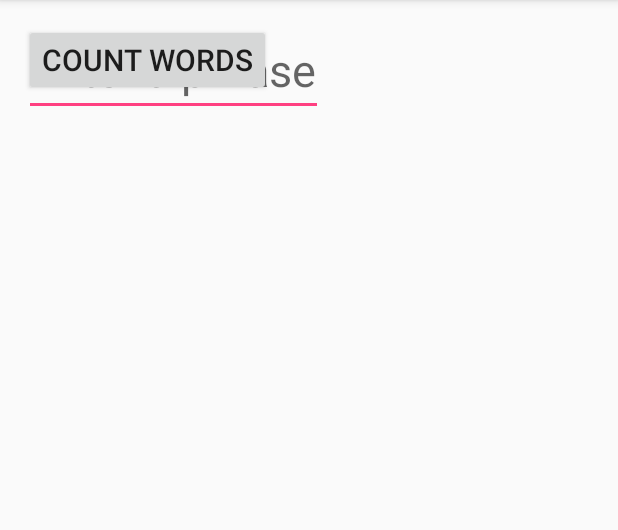
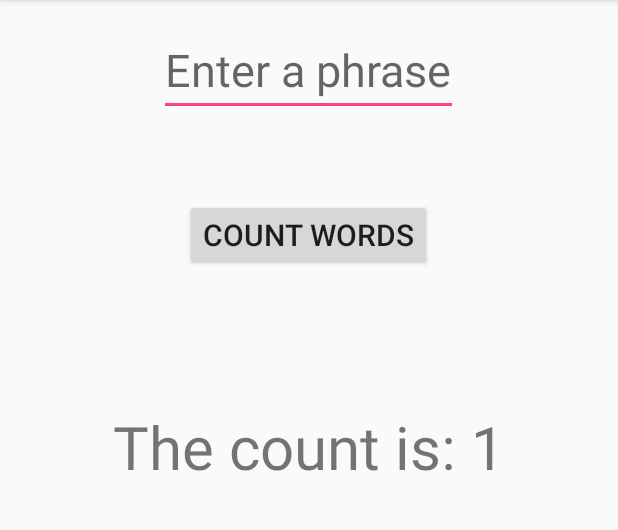
Before and after one commit to SlamDunc34/WordCounterAndroid, an Android app: the screen it shows after launch (WordCountActivity), after a tap on "COUNT WORDS", on a phone screen of 412 x 824 dp, the part 84-614 px from its top. Run offline under Robolectric (Android 15) with nearby library versions, the phone set to English and light mode, and no system bars.

Commit message:
added tests, wordcount class and methods

```diff
--- /dev/null
+++ b/app/src/main/java/example/codeclan/com/wordcounter/WordCount.java
@@ -0,0 +1,15 @@
+package example.codeclan.com.wordcounter;
+
+/**
+ * Created by user on 18/04/2017.
+ */
+
+public class WordCount {
+    public static int countWords(String words){
+        //if s was hello world
+        String[] array = words.split(" ");
+        //array would be [hello, world]
+        //array would be [hello, world, my, name, is, darren]
+        return array.length;
+    }
+}
--- a/app/src/main/java/example/codeclan/com/wordcounter/WordCountActivity.java
+++ b/app/src/main/java/example/codeclan/com/wordcounter/WordCountActivity.java
@@ -2,6 +2,7 @@ package example.codeclan.com.wordcounter;
 
 import android.support.v7.app.AppCompatActivity;
 import android.os.Bundle;
+import android.view.View;
 import android.widget.Button;
 import android.widget.EditText;
 import android.widget.TextView;
@@ -9,7 +10,7 @@ import android.widget.TextView;
 public class WordCountActivity extends AppCompatActivity {
 
     private EditText enterEditText;
-
+    private TextView textView;
     private Button countWordsButton;
 
 
@@ -18,8 +19,17 @@ public class WordCountActivity extends AppCompatActivity {
         super.onCreate(savedInstanceState);
         setContentView(R.layout.activity_word_count);
 
-        enterEditText = (EditText) findViewById(R.id.enter_text);
+        enterEditText = (EditText) findViewById(R.id.phrase);
+        textView = (TextView) findViewById(R.id.word_count);
 
     }
 
+    public void onButtonClicked(View view) {
+        String sentence = enterEditText.getText().toString();
+        int count =  WordCount.countWords(sentence);
+        textView.setText("The count is: " + count);
+    }
+
+
+
 }
--- a/app/src/main/res/layout/activity_word_count.xml
+++ b/app/src/main/res/layout/activity_word_count.xml
@@ -10,21 +10,35 @@
     android:paddingTop="@dimen/activity_vertical_margin"
     tools:context="example.codeclan.com.wordcounter.WordCountActivity">
 
+
+    <Button
+        android:id="@+id/enter_count_words"
+        android:onClick="onButtonClicked"
+        android:text="Count words"
+        android:textSize="20sp"
+        android:layout_width="wrap_content"
+        android:layout_height="wrap_content"
+        android:layout_below="@+id/phrase"
+        android:layout_centerHorizontal="true"
+        android:layout_marginTop="55dp"></Button>
+
     <EditText
         android:id="@+id/phrase"
         android:textSize="30sp"
         android:hint="Enter a phrase"
         android:layout_width="wrap_content"
-        android:layout_height="wrap_content"></EditText>
+        android:layout_height="wrap_content"
+        android:layout_alignParentTop="true"
+        android:layout_centerHorizontal="true"></EditText>
 
-
-    <Button
-        android:id="@id/enter_count_words"
-        android:onClick="onButtonClicked"
-        android:text="Count words"
-        android:textSize="20sp"
+    <TextView
+        android:id="@+id/word_count"
+        android:textSize="40sp"
+        android:text="Test"
         android:layout_width="wrap_content"
-        android:layout_height="wrap_content"></Button>
-
+        android:layout_height="wrap_content"
+        android:layout_marginTop="90dp"
+        android:layout_below="@+id/enter_count_words"
+        android:layout_centerHorizontal="true" />
 
 </RelativeLayout>
```
Also changed, not shown: 1 other file.
